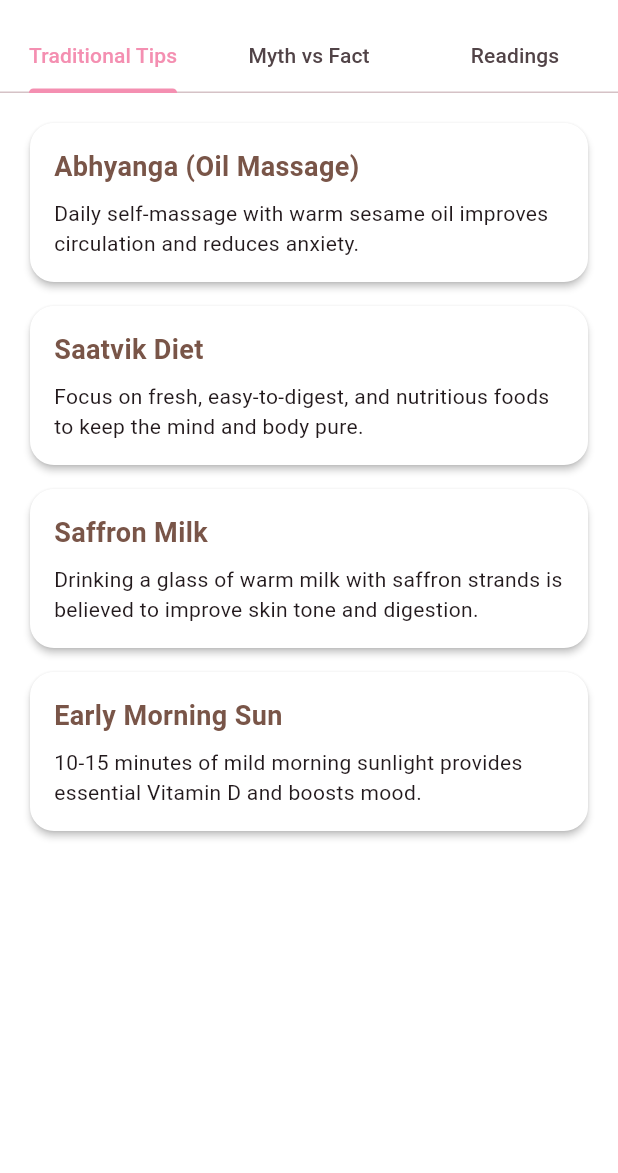
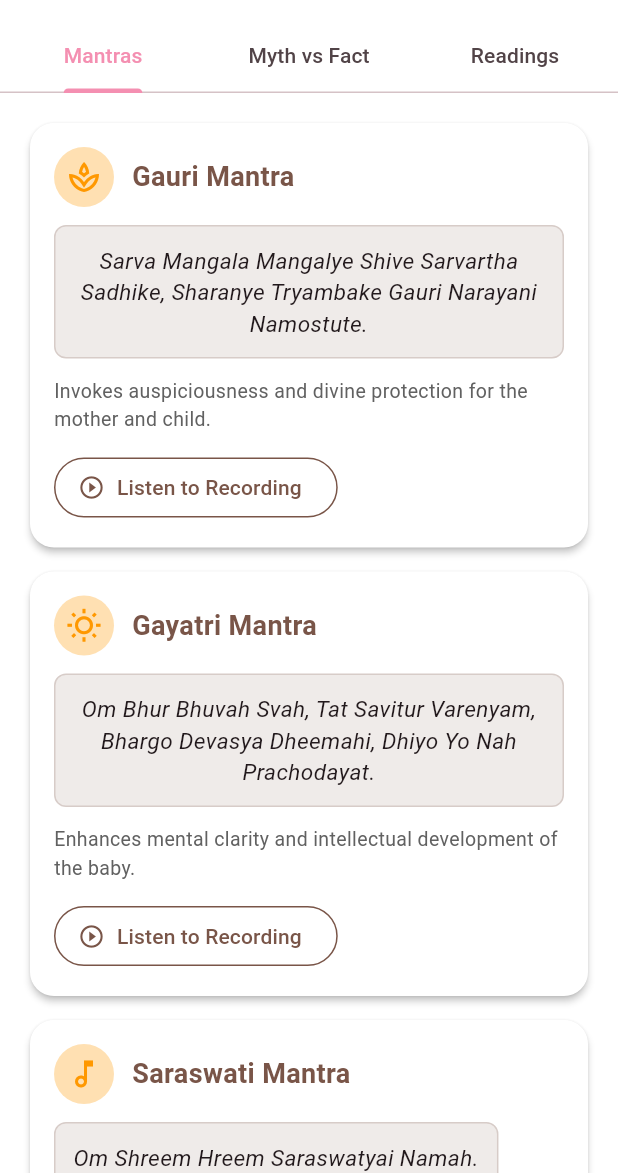
Before and after one commit to catharva632/Maternal_Child_Health_Tracker, a Flutter app: the CulturalWisdomScreen screen opened by its route, on a phone screen of 412 x 824 dp, the part 63-1236 px from its top. Run offline on Flutter 3.47's test engine with Material 3 defaults, Android fonts, the phone set to English and light mode, and no system bars; our stand-ins replace cloud_firestore, firebase_auth, firebase_core, firebase_storage, flutter_tts, geolocator and 5 more; missing offline and left inert: another_telephony; accounts and stored records are empty; generated files the repository leaves out were written again.

Commit message:
Refine pregnancy and cultural features

```diff
--- a/lib/views/features/badges_screen.dart
+++ b/lib/views/features/badges_screen.dart
@@ -9,7 +9,6 @@ class BadgesScreen extends StatelessWidget {
     {'id': 'healthy_diet', 'title': 'Healthy Diet Week', 'icon': Icons.restaurant, 'color': Colors.green},
     {'id': 'kick_tracker', 'title': 'Kick Tracker Champion', 'icon': Icons.sports_score, 'color': Colors.orange},
     {'id': 'calm_mind', 'title': 'Calm Mind Star', 'icon': Icons.auto_awesome, 'color': Colors.blue},
-    {'id': 'dna_dna', 'title': 'DNA Path Pioneer', 'icon': Icons.fingerprint, 'color': Colors.purple},
     {'id': 'mood_logger', 'title': 'Mindful Mother', 'icon': Icons.favorite, 'color': Colors.pink},
   ];
 
--- a/lib/views/features/cultural_wisdom_screen.dart
+++ b/lib/views/features/cultural_wisdom_screen.dart
@@ -12,7 +12,7 @@ class CulturalWisdomScreen extends StatelessWidget {
           title: const Text('Cultural Wisdom'),
           bottom: const TabBar(
             tabs: [
-              Tab(text: 'Traditional Tips'),
+              Tab(text: 'Mantras'),
               Tab(text: 'Myth vs Fact'),
               Tab(text: 'Readings'),
             ],
@@ -20,7 +20,7 @@ class CulturalWisdomScreen extends StatelessWidget {
         ),
         body: const TabBarView(
           children: [
-            _TraditionalTipsTab(),
+            _MantrasTab(),
             _MythVsFactTab(),
             _ReadingListTab(),
           ],
@@ -30,32 +30,85 @@ class CulturalWisdomScreen extends StatelessWidget {
   }
 }
 
-class _TraditionalTipsTab extends StatelessWidget {
-  const _TraditionalTipsTab();
+class _MantrasTab extends StatelessWidget {
+  const _MantrasTab();
 
   @override
   Widget build(BuildContext context) {
-    final tips = [
-      {'title': 'Abhyanga (Oil Massage)', 'desc': 'Daily self-massage with warm sesame oil improves circulation and reduces anxiety.'},
-      {'title': 'Saatvik Diet', 'desc': 'Focus on fresh, easy-to-digest, and nutritious foods to keep the mind and body pure.'},
-      {'title': 'Saffron Milk', 'desc': 'Drinking a glass of warm milk with saffron strands is believed to improve skin tone and digestion.'},
-      {'title': 'Early Morning Sun', 'desc': '10-15 minutes of mild morning sunlight provides essential Vitamin D and boosts mood.'},
+    final mantras = [
+      {
+        'name': 'Gauri Mantra',
+        'text': 'Sarva Mangala Mangalye Shive Sarvartha Sadhike, Sharanye Tryambake Gauri Narayani Namostute.',
+        'benefit': 'Invokes auspiciousness and divine protection for the mother and child.',
+        'image': Icons.spa_outlined,
+      },
+      {
+        'name': 'Gayatri Mantra',
+        'text': 'Om Bhur Bhuvah Svah, Tat Savitur Varenyam, Bhargo Devasya Dheemahi, Dhiyo Yo Nah Prachodayat.',
+        'benefit': 'Enhances mental clarity and intellectual development of the baby.',
+        'image': Icons.wb_sunny_outlined,
+      },
+      {
+        'name': 'Saraswati Mantra',
+        'text': 'Om Shreem Hreem Saraswatyai Namah.',
+        'benefit': 'Promotes wisdom, arts, and early cognitive skills.',
+        'image': Icons.music_note_outlined,
+      },
     ];
 
     return ListView.builder(
       padding: const EdgeInsets.all(20),
-      itemCount: tips.length,
+      itemCount: mantras.length,
       itemBuilder: (context, index) {
+        final mantra = mantras[index];
         return Card(
           margin: const EdgeInsets.only(bottom: 16),
+          shape: RoundedRectangleBorder(borderRadius: BorderRadius.circular(16)),
           child: Padding(
             padding: const EdgeInsets.all(16),
             child: Column(
               crossAxisAlignment: CrossAxisAlignment.start,
               children: [
-                Text(tips[index]['title']!, style: const TextStyle(fontWeight: FontWeight.bold, fontSize: 18, color: Colors.brown)),
-                const SizedBox(height: 8),
-                Text(tips[index]['desc']!),
+                Row(
+                  children: [
+                    CircleAvatar(
+                      backgroundColor: Colors.orange.shade100,
+                      child: Icon(mantra['image'] as IconData, color: Colors.orange),
+                    ),
+                    const SizedBox(width: 12),
+                    Text(mantra['name'] as String, style: const TextStyle(fontWeight: FontWeight.bold, fontSize: 18, color: Colors.brown)),
+                  ],
+                ),
+                const SizedBox(height: 12),
+                Container(
+                  padding: const EdgeInsets.all(12),
+                  decoration: BoxDecoration(
+                    color: Colors.brown.shade50,
+                    borderRadius: BorderRadius.circular(8),
+                    border: Border.all(color: Colors.brown.shade100),
+                  ),
+                  child: Text(
+                    mantra['text'] as String,
+                    textAlign: TextAlign.center,
+                    style: const TextStyle(fontStyle: FontStyle.italic, fontSize: 15, height: 1.4),
+                  ),
+                ),
+                const SizedBox(height: 12),
+                Text(mantra['benefit'] as String, style: TextStyle(fontSize: 13, color: Colors.grey.shade700)),
+                const SizedBox(height: 12),
+                OutlinedButton.icon(
+                  onPressed: () {
+                    ScaffoldMessenger.of(context).showSnackBar(
+                      const SnackBar(content: Text('Mantra recording feature coming soon!')),
+                    );
+                  },
+                  icon: const Icon(Icons.play_circle_outline),
+                  label: const Text('Listen to Recording'),
+                  style: OutlinedButton.styleFrom(
+                    foregroundColor: Colors.brown,
+                    side: const BorderSide(color: Colors.brown),
+                  ),
+                ),
               ],
             ),
           ),
@@ -116,22 +169,52 @@ class _ReadingListTab extends StatelessWidget {
 
   @override
   Widget build(BuildContext context) {
-    final books = [
-      {'title': 'Ayurvedic Pregnancy Care', 'author': 'Dr. Vasant Lad', 'desc': 'A comprehensive guide to holistic maternal health.'},
-      {'title': 'Ancient Wisdom for Modern Motherhood', 'author': 'Traditional Texts', 'desc': 'Timeless advice adapted for the 21st century.'},
-      {'title': 'The Pregnancy Bible', 'author': 'Dr. Keith Eddleman', 'desc': 'Detailed medical and structural growth overview.'},
+    final sections = [
+      {
+        'title': 'Traditional Indian Literature',
+        'items': [
+          {'title': 'Sushrut Samhita (Sharira Sthana)', 'subtitle': 'Foundational Ayurvedic text on embryology and fetal development.', 'link': 'https://archive.org/details/SushrutaSamhitaEnglishTranslation'},
+          {'title': 'Garbhopanishad', 'subtitle': 'Ancient scriptural teachings on the miracle of life.', 'link': 'https://www.wisdomlib.org/hinduism/book/garbha-upanishad'},
+        ]
+      },
+      {
+        'title': 'Great Indian Personalities (Biographies)',
+        'items': [
+          {'title': 'Chhatrapati Shivaji Maharaj', 'subtitle': 'The legendary founder of the Maratha Empire, taught bravery and ethics.', 'link': 'https://www.google.com/search?q=Chhatrapati+Shivaji+Maharaj+biography'},
+          {'title': 'Chhatrapati Sambhaji Maharaj', 'subtitle': 'A scholar and warrior, known for his immense fortitude.', 'link': 'https://www.google.com/search?q=Chhatrapati+Sambhaji+Maharaj+biography'},
+          {'title': 'Maharana Pratap', 'subtitle': 'The symbol of Rajput valor and indomitable spirit.', 'link': 'https://www.google.com/search?q=Maharana+Pratap+biography'},
+        ]
+      },
     ];
 
     return ListView.builder(
       padding: const EdgeInsets.all(20),
-      itemCount: books.length,
+      itemCount: sections.length,
       itemBuilder: (context, index) {
-        return ListTile(
-          leading: const Icon(Icons.book, size: 40),
-          title: Text(books[index]['title']!, style: const TextStyle(fontWeight: FontWeight.bold)),
-          subtitle: Text("${books[index]['author']}\n${books[index]['desc']}"),
-          isThreeLine: true,
-          contentPadding: const EdgeInsets.symmetric(vertical: 8),
+        final section = sections[index];
+        return Column(
+          crossAxisAlignment: CrossAxisAlignment.start,
+          children: [
+            Padding(
+              padding: const EdgeInsets.symmetric(vertical: 12),
+              child: Text(section['title'] as String, style: const TextStyle(fontWeight: FontWeight.bold, fontSize: 18, color: Colors.brown)),
+            ),
+            ...(section['items'] as List).map((item) => Card(
+              margin: const EdgeInsets.only(bottom: 8),
+              child: ListTile(
+                leading: const Icon(Icons.menu_book_outlined, color: Colors.brown),
+                title: Text(item['title']!, style: const TextStyle(fontWeight: FontWeight.bold)),
+                subtitle: Text(item['subtitle']!),
+                trailing: const Icon(Icons.open_in_new, size: 18),
+                onTap: () {
+                  ScaffoldMessenger.of(context).showSnackBar(
+                    SnackBar(content: Text('Opening ${item['title']}...')),
+                  );
+                },
+              ),
+            )),
+            const SizedBox(height: 16),
+          ],
         );
       },
     );
--- a/lib/views/features/milestones_screen.dart
+++ b/lib/views/features/milestones_screen.dart
@@ -41,13 +41,11 @@ class MilestonesScreen extends StatelessWidget {
                     children: [
                       _buildTopCard(context, week, trimester, progress),
                       const SizedBox(height: 20),
-                      _buildFeatureList(context, [
-                        {'title': 'DNA: Personalized Path', 'subtitle': 'Tailor your pregnancy journey', 'route': '/dnaMode', 'icon': Icons.fingerprint},
+                        _buildFeatureList(context, [
                         {'title': 'My Achievements', 'subtitle': 'View your badges & progress', 'route': '/badges', 'icon': Icons.emoji_events},
                         {'title': 'Weekly Development', 'subtitle': 'Week $week details', 'route': '/weeklyDevelopment', 'arguments': {'week': week}, 'icon': Icons.child_care},
                         {'title': 'Mood Tracker', 'subtitle': 'Emotional well-being', 'route': '/moodTracker', 'icon': Icons.mood},
                         {'title': 'Cultural Wisdom', 'subtitle': 'Traditional tips & facts', 'route': '/culturalWisdom', 'icon': Icons.brightness_high},
-                        {'title': 'Milestone Timeline', 'subtitle': 'View your progress', 'route': null, 'icon': Icons.timeline},
                       ]),
                     ],
                   ),
```
